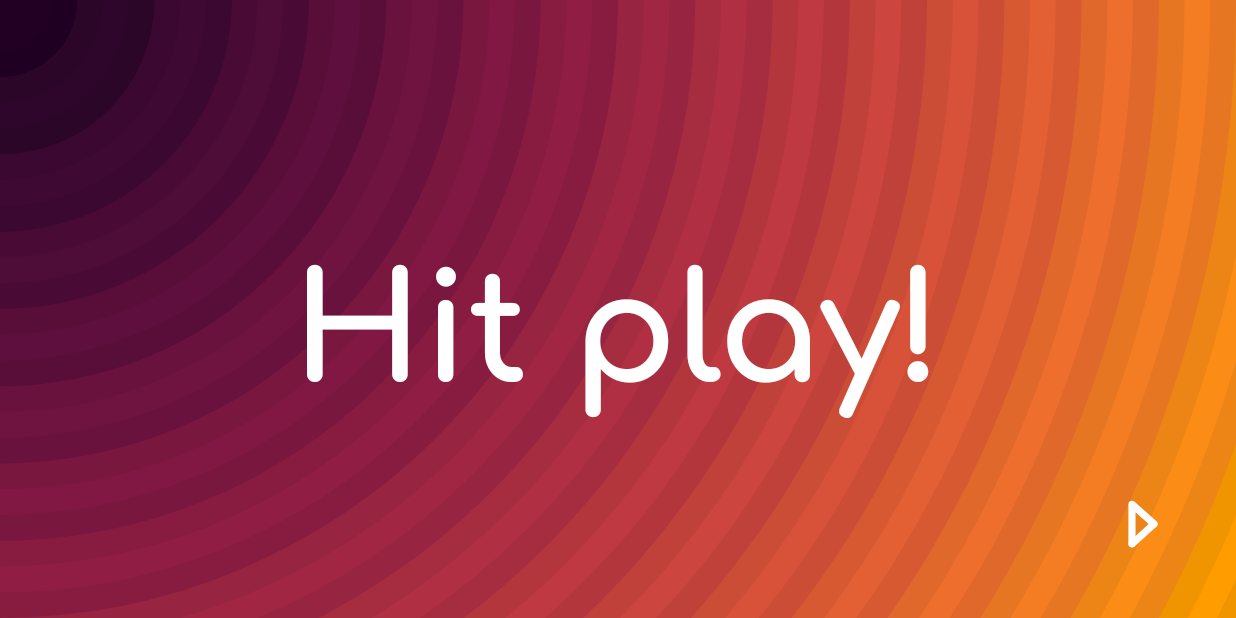
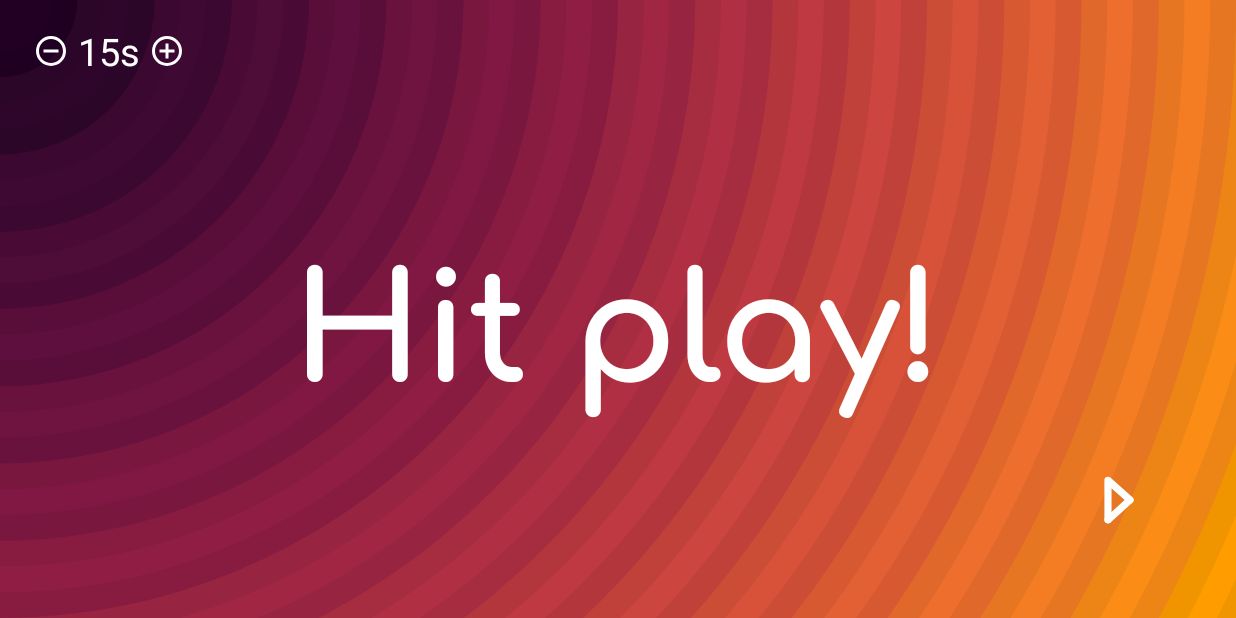
Before and after one commit to beraldofilippo/GuitarImprov, an Android app: the screen it shows after launch (FullscreenActivity), on a phone screen of 824 x 412 dp (held sideways). Run offline under Robolectric (Android 15) with nearby library versions, the phone set to English and light mode, and no system bars.

Commit message:
Added duration layout

```diff
--- /dev/null
+++ b/app/src/main/res/drawable/ic_minus_circle_outline.xml
@@ -0,0 +1,9 @@
+<vector xmlns:android="http://schemas.android.com/apk/res/android"
+    android:width="24dp"
+    android:height="24dp"
+    android:viewportWidth="24"
+    android:viewportHeight="24">
+  <path
+      android:fillColor="#FFFFFFFF"
+      android:pathData="M12,20C7.59,20 4,16.41 4,12C4,7.59 7.59,4 12,4C16.41,4 20,7.59 20,12C20,16.41 16.41,20 12,20M12,2A10,10 0,0 0,2 12A10,10 0,0 0,12 22A10,10 0,0 0,22 12A10,10 0,0 0,12 2M7,13H17V11H7"/>
+</vector>
--- /dev/null
+++ b/app/src/main/res/drawable/ic_plus_circle_outline.xml
@@ -0,0 +1,9 @@
+<vector xmlns:android="http://schemas.android.com/apk/res/android"
+    android:width="24dp"
+    android:height="24dp"
+    android:viewportWidth="24"
+    android:viewportHeight="24">
+  <path
+      android:fillColor="#FFFFFFFF"
+      android:pathData="M12,20C7.59,20 4,16.41 4,12C4,7.59 7.59,4 12,4C16.41,4 20,7.59 20,12C20,16.41 16.41,20 12,20M12,2A10,10 0,0 0,2 12A10,10 0,0 0,12 22A10,10 0,0 0,22 12A10,10 0,0 0,12 2M13,7H11V11H7V13H11V17H13V13H17V11H13V7Z"/>
+</vector>
--- a/app/src/main/res/layout/fragment_player.xml
+++ b/app/src/main/res/layout/fragment_player.xml
@@ -9,41 +9,42 @@
     <android.support.v7.widget.AppCompatImageView
         android:layout_width="match_parent"
         android:layout_height="match_parent"
-        android:src="@drawable/ic_background"
-        android:scaleType="centerCrop"/>
+        android:scaleType="centerCrop"
+        android:src="@drawable/ic_background" />
 
     <RelativeLayout
         android:layout_width="match_parent"
-        android:layout_height="match_parent">
+        android:layout_height="match_parent"
+        android:padding="@dimen/main_padding">
 
         <android.support.v7.widget.AppCompatTextView
             android:id="@+id/current_key"
             android:layout_width="wrap_content"
             android:layout_height="wrap_content"
             android:layout_centerInParent="true"
+            android:text="@string/hit_play"
             android:textColor="@android:color/white"
             android:textSize="100sp"
-            android:text="@string/hit_play"
             app:fontFamily="@font/comfortaa_bold" />
 
         <android.support.v7.widget.AppCompatTextView
             android:id="@+id/current_set"
             android:layout_width="wrap_content"
             android:layout_height="wrap_content"
+            android:layout_below="@id/current_key"
             android:layout_centerInParent="true"
             android:textColor="@android:color/white"
             android:textSize="25sp"
-            android:layout_below="@id/current_key"
             app:fontFamily="@font/comfortaa_bold" />
 
         <android.support.v7.widget.AppCompatTextView
             android:id="@+id/current_inv"
             android:layout_width="wrap_content"
             android:layout_height="wrap_content"
+            android:layout_below="@id/current_set"
             android:layout_centerInParent="true"
             android:textColor="@android:color/white"
             android:textSize="25sp"
-            android:layout_below="@id/current_set"
             app:fontFamily="@font/comfortaa_bold" />
 
         <!--<android.support.v7.widget.AppCompatTextView-->
@@ -57,6 +58,46 @@
         <!--android:textSize="25sp"-->
         <!--app:fontFamily="@font/comfortaa_bold" />-->
 
+        <RelativeLayout
+            android:layout_width="wrap_content"
+            android:layout_height="wrap_content"
+            android:layout_alignParentStart="true"
+            android:layout_alignParentTop="true">
+
+            <ImageView
+                android:id="@+id/ic_minus"
+                android:clickable="true"
+                android:focusable="true"
+                android:layout_width="wrap_content"
+                android:layout_height="wrap_content"
+                android:layout_centerVertical="true"
+                android:background="?attr/selectableItemBackgroundBorderless"
+                android:src="@drawable/ic_minus_circle_outline"
+                android:padding="6dp"/>
+
+            <android.support.v7.widget.AppCompatTextView
+                android:id="@+id/duration"
+                android:layout_width="wrap_content"
+                android:layout_height="wrap_content"
+                android:layout_centerVertical="true"
+                android:layout_toEndOf="@id/ic_minus"
+                android:text="15s"
+                android:textColor="@android:color/white"
+                android:textSize="25sp" />
+
+            <ImageView
+                android:id="@+id/ic_plus"
+                android:clickable="true"
+                android:focusable="true"
+                android:layout_width="wrap_content"
+                android:layout_height="wrap_content"
+                android:layout_centerVertical="true"
+                android:layout_toEndOf="@id/duration"
+                android:background="?attr/selectableItemBackgroundBorderless"
+                android:src="@drawable/ic_plus_circle_outline"
+                android:padding="6dp"/>
+        </RelativeLayout>
+
         <com.airbnb.lottie.LottieAnimationView
             android:id="@+id/play_pause"
             android:layout_width="125dp"
--- /dev/null
+++ b/app/src/main/res/values/dimens.xml
@@ -0,0 +1,4 @@
+<?xml version="1.0" encoding="utf-8"?>
+<resources>
+    <dimen name="main_padding">16dp</dimen>
+</resources>
```
Lines whose indentation alone changed are shown as unchanged.
